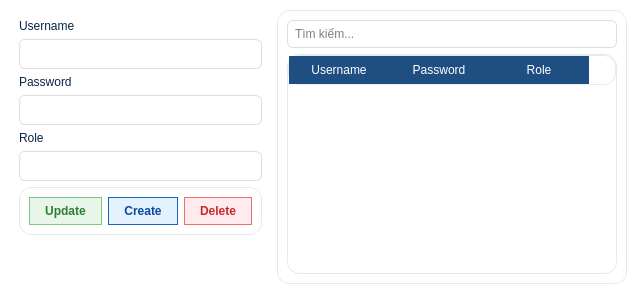
Above: ui/Users.ui from maihuybao/SmartLockUEL before the change. Below: the same form after it.
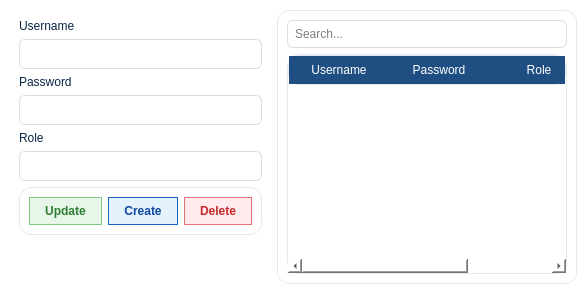
That is the form after the change.

What changed in the file:
```diff
--- a/ui/Users.ui
+++ b/ui/Users.ui
@@ -82,19 +82,19 @@
    </item>
    <item>
     <widget class="QFrame" name="tablePanel">
-     <property name="minimumSize"><size><width>350</width><height>0</height></size></property>
-     <property name="maximumSize"><size><width>350</width><height>16777215</height></size></property>
+     <property name="minimumSize"><size><width>300</width><height>0</height></size></property>
+     <property name="maximumSize"><size><width>16777215</width><height>16777215</height></size></property>
      <property name="styleSheet"><string notr="true">QFrame{background-color:white;border-radius:12px;border:1px solid #E3EAF2;}</string></property>
      <layout class="QVBoxLayout" name="tableLayout">
       <item>
        <widget class="QLineEdit" name="lineEditSearch">
         <property name="styleSheet"><string notr="true">color: black; padding: 5px; border: 1px solid #ddd; border-radius: 6px;</string></property>
-        <property name="placeholderText"><string>Tìm kiếm...</string></property>
+        <property name="placeholderText"><string>Search...</string></property>
        </widget>
       </item>
       <item>
        <widget class="QTableWidget" name="tableWidget">
-        <property name="maximumSize"><size><width>16777215</width><height>350</height></size></property>
+        <property name="maximumSize"><size><width>16777215</width><height>16777215</height></size></property>
         <property name="styleSheet"><string notr="true">QTableWidget{background-color:white;color:black;border:1px solid #E3EAF2;}QHeaderView::section{background-color:#1F4F82;color:white;padding:6px;border:none;}</string></property>
         <column><property name="text"><string>Username</string></property></column>
         <column><property name="text"><string>Password</string></property></column>
```
